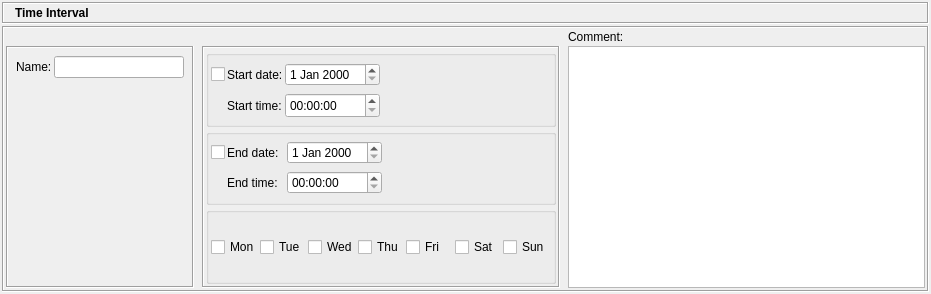
fwbuilder/fwbuilder, file src/gui/timedialog_q.ui: the form before one commit.
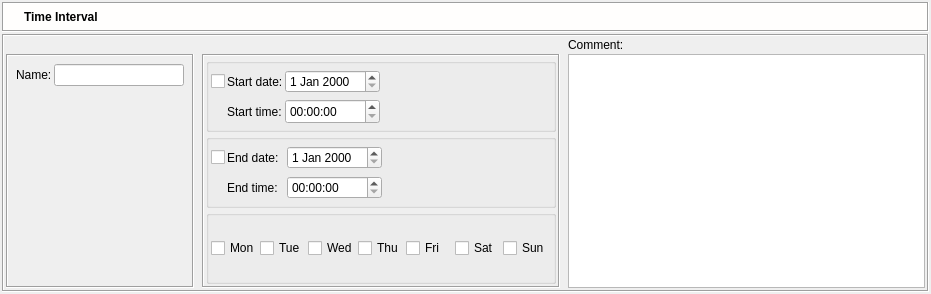
The form after the commit. Icons and pictures are not drawn.

Patch:
```diff
--- a/src/gui/timedialog_q.ui
+++ b/src/gui/timedialog_q.ui
@@ -59,9 +59,76 @@
        <property name="minimumSize" >
         <size>
          <width>16</width>
-         <height>20</height>
+         <height>30</height>
         </size>
        </property>
+       <property name="palette" >
+        <palette>
+         <active>
+          <colorrole role="Base" >
+           <brush brushstyle="SolidPattern" >
+            <color alpha="255" >
+             <red>255</red>
+             <green>255</green>
+             <blue>255</blue>
+            </color>
+           </brush>
+          </colorrole>
+          <colorrole role="Window" >
+           <brush brushstyle="SolidPattern" >
+            <color alpha="255" >
+             <red>255</red>
+             <green>254</green>
+             <blue>253</blue>
+            </color>
+           </brush>
+          </colorrole>
+         </active>
+         <inactive>
+          <colorrole role="Base" >
+           <brush brushstyle="SolidPattern" >
+            <color alpha="255" >
+             <red>255</red>
+             <green>255</green>
+             <blue>255</blue>
+            </color>
+           </brush>
+          </colorrole>
+          <colorrole role="Window" >
+           <brush brushstyle="SolidPattern" >
+            <color alpha="255" >
+             <red>255</red>
+             <green>254</green>
+             <blue>253</blue>
+            </color>
+           </brush>
+          </colorrole>
+         </inactive>
+         <disabled>
+          <colorrole role="Base" >
+           <brush brushstyle="SolidPattern" >
+            <color alpha="255" >
+             <red>255</red>
+             <green>254</green>
+             <blue>253</blue>
+            </color>
+           </brush>
+          </colorrole>
+          <colorrole role="Window" >
+           <brush brushstyle="SolidPattern" >
+            <color alpha="255" >
+             <red>255</red>
+             <green>254</green>
+             <blue>253</blue>
+            </color>
+           </brush>
+          </colorrole>
+         </disabled>
+        </palette>
+       </property>
+       <property name="autoFillBackground" >
+        <bool>true</bool>
+       </property>
        <property name="frameShape" >
         <enum>QFrame::Box</enum>
        </property>
@@ -87,7 +154,7 @@
         <property name="verticalSpacing" >
          <number>2</number>
         </property>
-        <item row="0" column="1" >
+        <item row="0" column="2" >
          <widget class="QLabel" name="editorTitle" >
           <property name="font" >
            <font>
@@ -122,6 +189,22 @@
           </property>
          </widget>
         </item>
+        <item row="0" column="1" >
+         <widget class="QLabel" name="label_3" >
+          <property name="sizePolicy" >
+           <sizepolicy vsizetype="Preferred" hsizetype="Maximum" >
+            <horstretch>0</horstretch>
+            <verstretch>0</verstretch>
+           </sizepolicy>
+          </property>
+          <property name="text" >
+           <string/>
+          </property>
+          <property name="pixmap" >
+           <pixmap resource="MainRes.qrc" >:/Icons/clock_25.png</pixmap>
+          </property>
+         </widget>
+        </item>
        </layout>
       </widget>
      </item>
```
